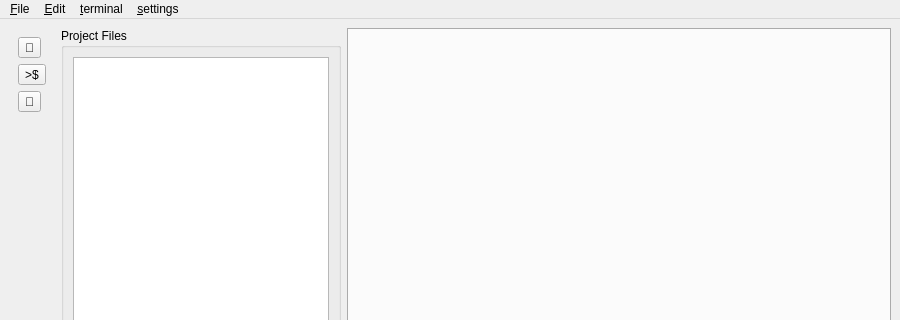
The window that mainwindow.ui (yishun1st-a11y/scriptura) describes before a commit, drawn with Qt 5; both pictures show x 0 to 900 and y 0 to 320 of the 900 by 800 pixel window.
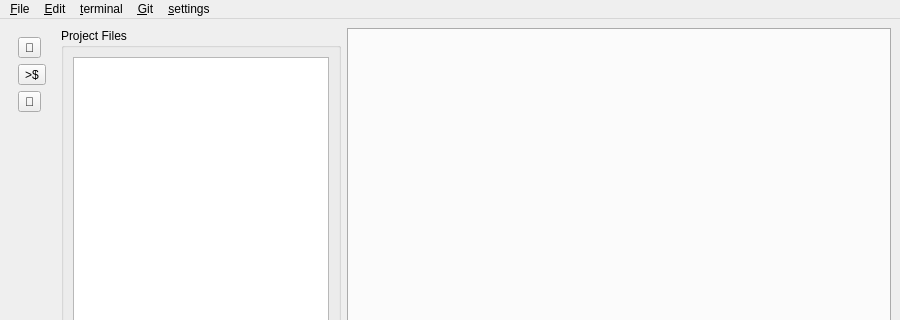
The same window after the commit.

Patch:
```diff
--- a/mainwindow.ui
+++ b/mainwindow.ui
@@ -123,6 +123,13 @@
     <addaction name="action_new_window"/>
     <addaction name="action_clone_window"/>
    </widget>
+   <widget class="QMenu" name="menu_git">
+    <property name="title">
+     <string>&amp;Git</string>
+    </property>
+    <addaction name="action_git_commit"/>
+    <addaction name="action_git_push"/>
+   </widget>
    <widget class="QMenu" name="menu_settings">
     <property name="title">
      <string>&amp;settings</string>
@@ -136,6 +143,7 @@
    <addaction name="menu_File"/>
    <addaction name="menu_edit"/>
    <addaction name="menu_terminal"/>
+   <addaction name="menu_git"/>
    <addaction name="menu_settings"/>
   </widget>
   <widget class="QStatusBar" name="statusbar"/>
```
Left out of the diff: 13 changed lines with no effect on the pictures. Lines whose indentation alone changed are shown as unchanged.
